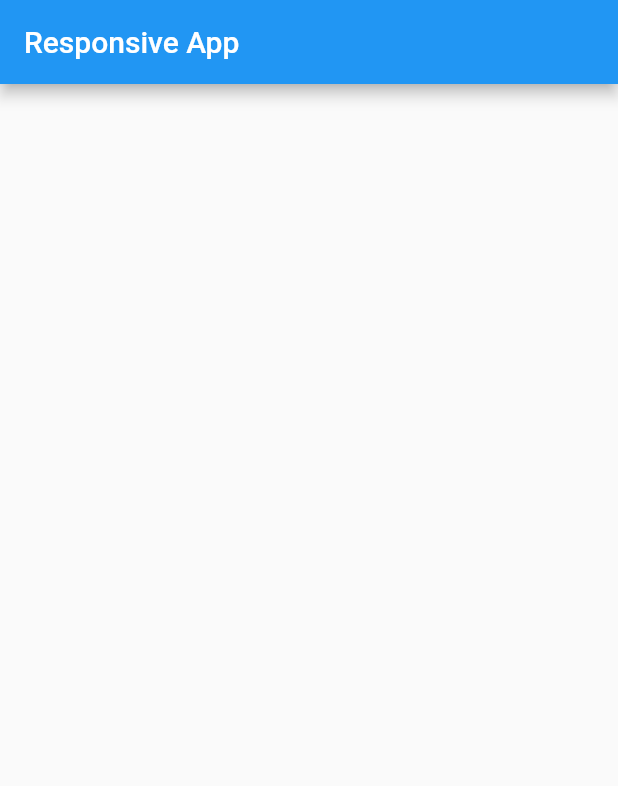
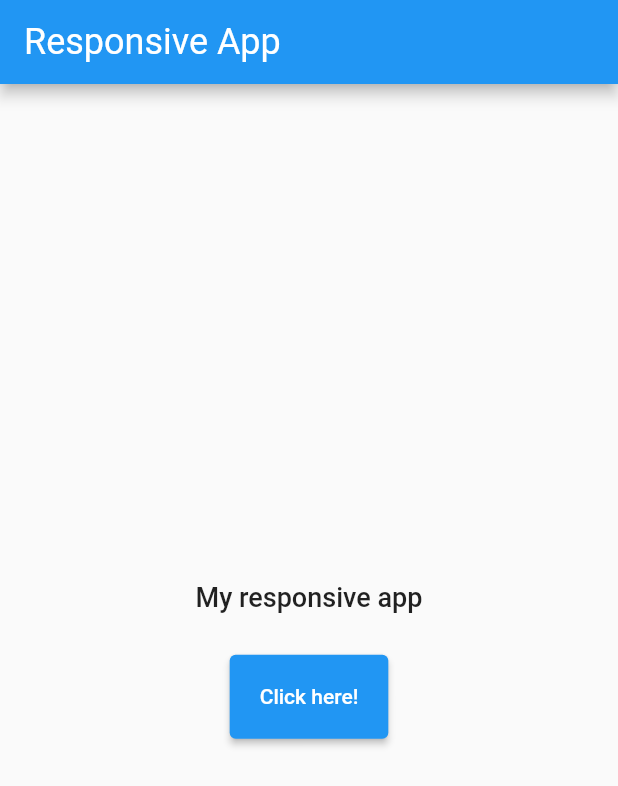
Before and after one commit to egonm12/flutter-responsive-app, a Flutter app: the screen it shows after launch, on a phone screen of 412 x 824 dp. Shown: the top 786 px of the screen. Run offline on Flutter 3.47's test engine with Material 2 defaults, Android fonts, the light colour scheme and no system bars.

Commit message:
Add theme with theme extensions

```diff
--- /dev/null
+++ b/lib/theme/layout/spacings.dart
@@ -0,0 +1,50 @@
+import 'dart:ui';
+
+import 'package:flutter/material.dart';
+
+@immutable
+class AppSpacings extends ThemeExtension<AppSpacings> {
+  const AppSpacings({
+    required this.s,
+    required this.m,
+    required this.l,
+  });
+
+  final double s;
+  final double m;
+  final double l;
+
+  static const small = AppSpacings(s: 4.0, m: 12.0, l: 20.0);
+
+  static const medium = AppSpacings(s: 12.0, m: 20.0, l: 28.0);
+
+  static const large = AppSpacings(s: 20.0, m: 28.0, l: 36.0);
+
+  @override
+  ThemeExtension<AppSpacings> copyWith({
+    double? s,
+    double? m,
+    double? l,
+  }) {
+    return AppSpacings(
+      s: s ?? this.s,
+      m: m ?? this.m,
+      l: l ?? this.l,
+    );
+  }
+
+  @override
+  ThemeExtension<AppSpacings> lerp(
+    ThemeExtension<AppSpacings>? other,
+    double t,
+  ) {
+    if (other is! AppSpacings) {
+      return this;
+    }
+    return AppSpacings(
+      s: lerpDouble(s, other.s, t)!,
+      m: lerpDouble(m, other.m, t)!,
+      l: lerpDouble(l, other.l, t)!,
+    );
+  }
+}
--- /dev/null
+++ b/lib/theme/theme.dart
@@ -0,0 +1,30 @@
+import 'package:flutter/material.dart';
+import 'package:flutter_theme_extension_poc/theme/layout/spacings.dart';
+import 'package:flutter_theme_extension_poc/theme/typography/text_styles.dart';
+
+abstract class AppTheme {
+  static ThemeData _baseTheme(
+    AppTextStyles textStyles,
+    AppSpacings spacings,
+  ) {
+    return ThemeData(
+      extensions: [textStyles, spacings],
+      textTheme: TextTheme(
+        headline1: textStyles.headline1,
+        bodyText1: textStyles.bodyText1,
+      ),
+      appBarTheme: AppBarTheme(
+        titleTextStyle: textStyles.headline1,
+      ),
+      elevatedButtonTheme: ElevatedButtonThemeData(
+        style: ButtonStyle(
+          padding: MaterialStateProperty.all(EdgeInsets.all(spacings.m)),
+        ),
+      ),
+    );
+  }
+
+  static final small = _baseTheme(AppTextStyles.small, AppSpacings.small);
+  static final medium = _baseTheme(AppTextStyles.medium, AppSpacings.medium);
+  static final large = _baseTheme(AppTextStyles.large, AppSpacings.large);
+}
--- /dev/null
+++ b/lib/theme/typography/text_styles.dart
@@ -0,0 +1,52 @@
+import 'package:flutter/material.dart';
+
+@immutable
+class AppTextStyles extends ThemeExtension<AppTextStyles> {
+  const AppTextStyles({
+    required this.headline1,
+    required this.bodyText1,
+  });
+
+  final TextStyle headline1;
+  final TextStyle bodyText1;
+
+  static const small = AppTextStyles(
+    headline1: TextStyle(fontSize: 20.0),
+    bodyText1: TextStyle(fontSize: 16.0),
+  );
+
+  static const medium = AppTextStyles(
+    headline1: TextStyle(fontSize: 24.0),
+    bodyText1: TextStyle(fontSize: 18.0),
+  );
+
+  static const large = AppTextStyles(
+    headline1: TextStyle(fontSize: 32.0),
+    bodyText1: TextStyle(fontSize: 20.0),
+  );
+
+  @override
+  ThemeExtension<AppTextStyles> copyWith({
+    TextStyle? headline1,
+    TextStyle? bodyText1,
+  }) {
+    return AppTextStyles(
+      headline1: headline1 ?? this.headline1,
+      bodyText1: bodyText1 ?? this.bodyText1,
+    );
+  }
+
+  @override
+  ThemeExtension<AppTextStyles> lerp(
+    ThemeExtension<AppTextStyles>? other,
+    double t,
+  ) {
+    if (other is! AppTextStyles) {
+      return this;
+    }
+    return AppTextStyles(
+      headline1: TextStyle.lerp(headline1, other.headline1, t)!,
+      bodyText1: TextStyle.lerp(bodyText1, other.bodyText1, t)!,
+    );
+  }
+}
--- a/lib/widgets/app.dart
+++ b/lib/widgets/app.dart
@@ -1,39 +1,33 @@
 import 'package:flutter/material.dart';
 import 'package:flutter_theme_extension_poc/theme/layout/breakpoints.dart';
+import 'package:flutter_theme_extension_poc/theme/theme.dart';
 import 'package:flutter_theme_extension_poc/widgets/home.dart';
+
+
 
 class ResponsiveApp extends StatelessWidget {
   const ResponsiveApp({Key? key}) : super(key: key);
 
   @override
   Widget build(BuildContext context) {
-    final themeData = ThemeData();
+    return LayoutBuilder(
+      builder: (context, constraints) {
+        late ThemeData themeData;
 
-    return LayoutBuilder(builder: (context, constraints) {
         if (constraints.maxWidth <= AppBreakpoints.small) {
-        return CustomMaterialApp(themeData);
+          themeData = AppTheme.small;
         } else if (constraints.maxWidth <= AppBreakpoints.medium) {
-        return CustomMaterialApp(themeData);
-      }
-      return CustomMaterialApp(themeData);
-    });
-  }
+          themeData = AppTheme.medium;
+        } else {
+          themeData = AppTheme.large;
         }
 
-class CustomMaterialApp extends StatelessWidget {
-  const CustomMaterialApp(
-    this.themeData, {
-    super.key,
-  });
-
-  final ThemeData themeData;
-
-  @override
-  Widget build(BuildContext context) {
         return MaterialApp(
           debugShowCheckedModeBanner: false,
           theme: themeData,
           home: const HomeScreen(),
         );
+      },
+    );
   }
 }
--- a/lib/widgets/home.dart
+++ b/lib/widgets/home.dart
@@ -1,4 +1,5 @@
 import 'package:flutter/material.dart';
+import 'package:flutter_theme_extension_poc/theme/layout/spacings.dart';
 
 class HomeScreen extends StatelessWidget {
   const HomeScreen({Key? key}) : super(key: key);
@@ -9,8 +10,20 @@ class HomeScreen extends StatelessWidget {
       appBar: AppBar(
         title: const Text('Responsive App'),
       ),
-      body: Column(
-        children: [],
+      body: Center(
+        child: Column(
+          mainAxisAlignment: MainAxisAlignment.center,
+          children: [
+            Text(
+              'My responsive app',
+              style: Theme.of(context).textTheme.bodyText1,
+            ),
+            SizedBox(
+              height: Theme.of(context).extension<AppSpacings>()!.l,
+            ),
+            ElevatedButton(onPressed: () {}, child: const Text('Click here!'))
+          ],
+        ),
       ),
     );
   }
```
Lines whose indentation alone changed are shown as unchanged.
